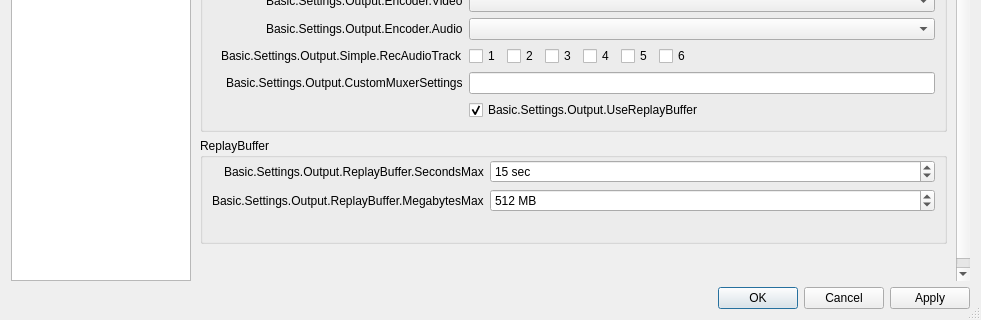
This is UI/forms/OBSBasicSettings.ui in BlueCheeseburger/obs-studio as Qt 5 draws it before an edit; both pictures show x 0 to 981 and y 410 to 730 of the 981 by 730 pixel window. The edited form follows.
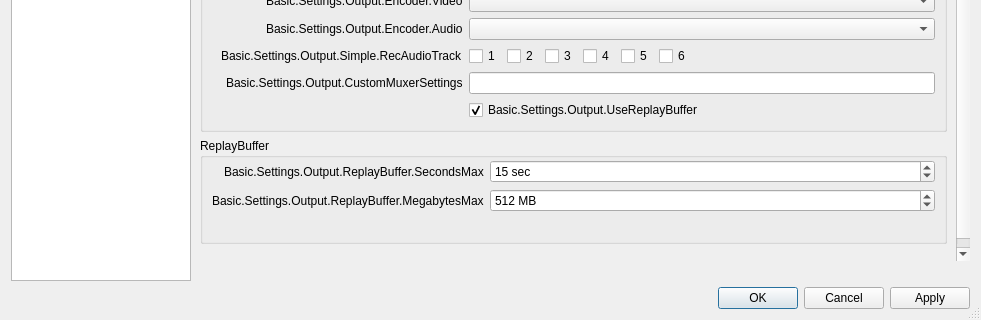
This is the edited form. The open tabs and pages were chosen to show the change. Icons and pictures are not drawn. Custom widgets are drawn as their Qt base class.

Commit message: UI: Make simple mode settings warnings float at bottom of page

```diff
--- a/UI/forms/OBSBasicSettings.ui
+++ b/UI/forms/OBSBasicSettings.ui
@@ -2255,22 +2255,6 @@
                       </layout>
                      </widget>
                     </item>
-                    <item>
-                     <layout class="QVBoxLayout" name="simpleOutInfoLayout">
-                      <property name="leftMargin">
-                       <number>10</number>
-                      </property>
-                      <property name="topMargin">
-                       <number>10</number>
-                      </property>
-                      <property name="rightMargin">
-                       <number>10</number>
-                      </property>
-                      <property name="bottomMargin">
-                       <number>10</number>
-                      </property>
-                     </layout>
-                    </item>
                     <item>
                      <widget class="QFrame" name="simpleOutputContainer">
                       <property name="minimumSize">
@@ -2312,6 +2296,22 @@
                   </widget>
                  </widget>
                 </item>
+                <item>
+                 <layout class="QVBoxLayout" name="simpleOutInfoLayout">
+                  <property name="leftMargin">
+                   <number>10</number>
+                  </property>
+                  <property name="topMargin">
+                   <number>10</number>
+                  </property>
+                  <property name="rightMargin">
+                   <number>10</number>
+                  </property>
+                  <property name="bottomMargin">
+                   <number>10</number>
+                  </property>
+                 </layout>
+                </item>
                </layout>
               </widget>
               <widget class="QWidget" name="advOutputsPage">
```
